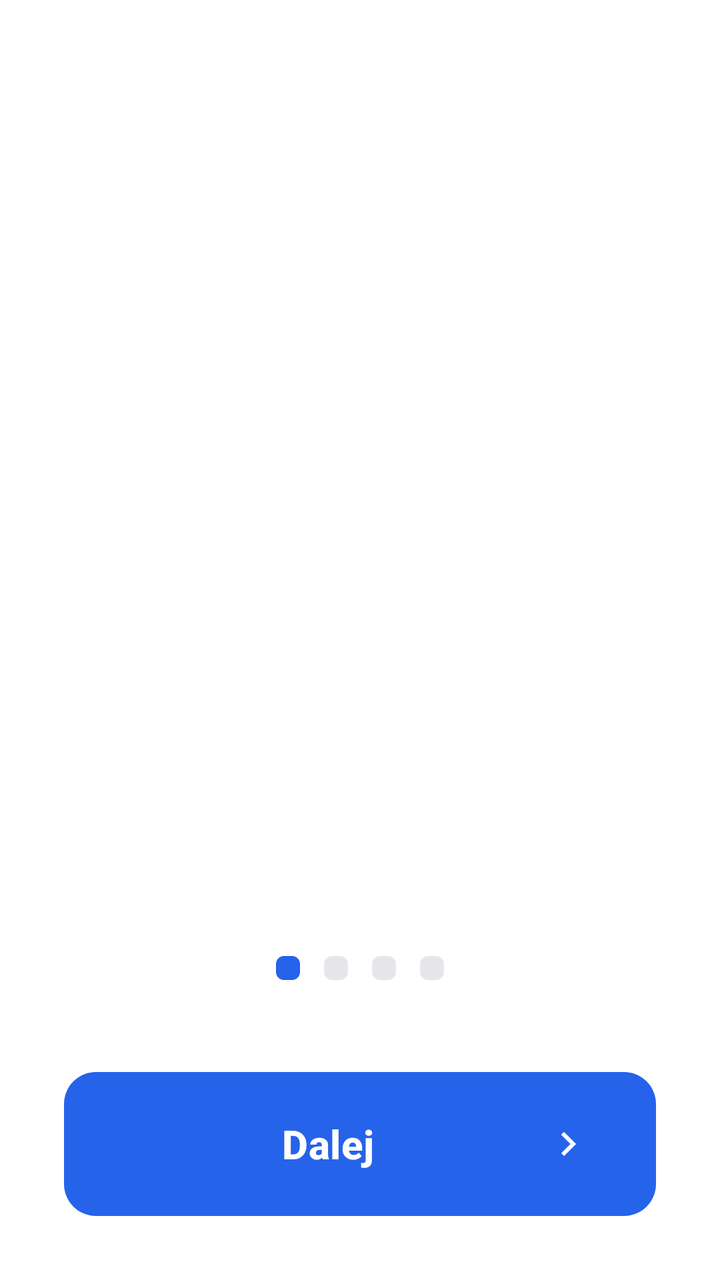
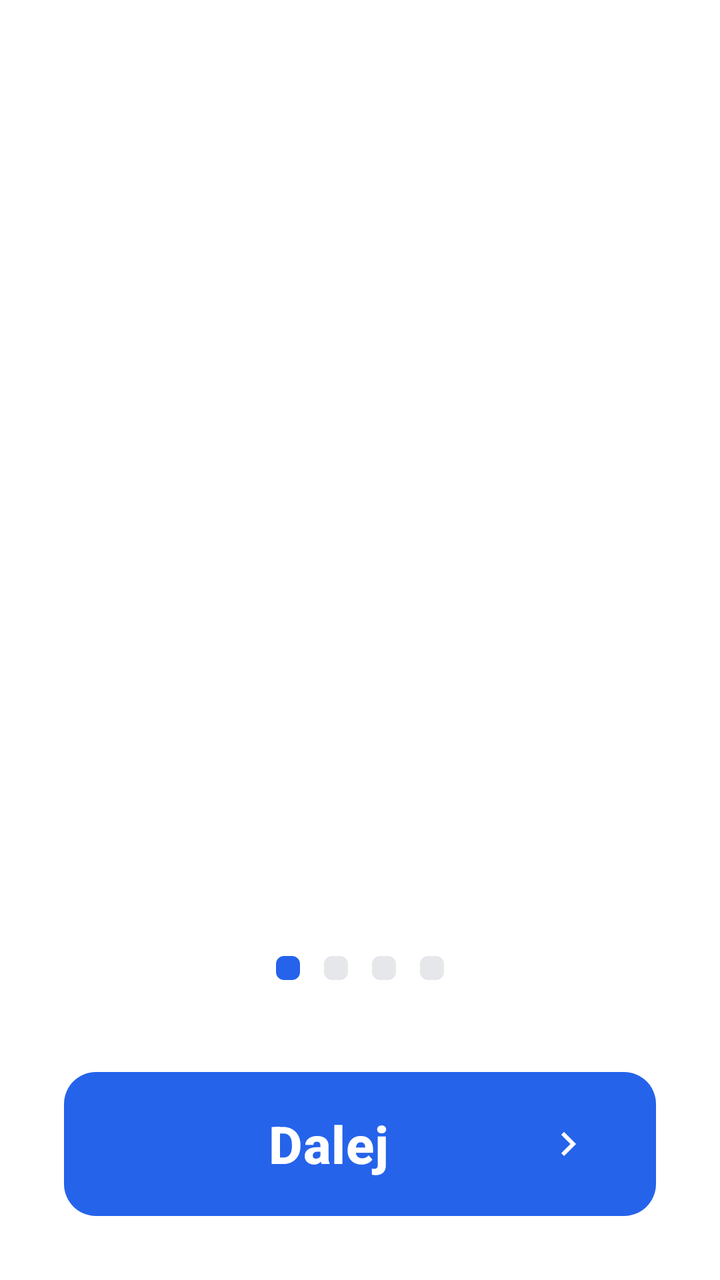

Before-and-after screenshots of an Android layout around one commit, followed by the original layout XML and the change that was made.
<!-- AndroidManifest.xml: application theme Theme.Fitnessapp -->
<!-- res/layout/activity_onboarding.xml -->
<?xml version="1.0" encoding="utf-8"?>
<androidx.constraintlayout.widget.ConstraintLayout xmlns:android="http://schemas.android.com/apk/res/android"
    xmlns:app="http://schemas.android.com/apk/res-auto"
    android:id="@+id/onboarding_root"
    android:layout_width="match_parent"
    android:layout_height="match_parent"
    android:background="@color/white">

    <androidx.viewpager2.widget.ViewPager2
        android:id="@+id/viewPager"
        android:layout_width="match_parent"
        android:layout_height="0dp"
        android:orientation="horizontal"
        app:layout_constraintBottom_toTopOf="@id/dots_container"
        app:layout_constraintTop_toTopOf="parent" />

    <LinearLayout
        android:id="@+id/dots_container"
        android:layout_width="wrap_content"
        android:layout_height="wrap_content"
        android:layout_marginBottom="40dp"
        android:gravity="center"
        android:orientation="horizontal"
        app:layout_constraintBottom_toTopOf="@id/btn_next"
        app:layout_constraintEnd_toEndOf="parent"
        app:layout_constraintStart_toStartOf="parent">

        <View
            android:id="@+id/dot1"
            android:layout_width="12dp"
            android:layout_height="12dp"
            android:layout_margin="6dp"
            android:background="@drawable/bg_indicator_active" />

        <View
            android:id="@+id/dot2"
            android:layout_width="12dp"
            android:layout_height="12dp"
            android:layout_margin="6dp"
            android:background="@drawable/bg_indicator_inactive" />

        <View
            android:id="@+id/dot3"
            android:layout_width="12dp"
            android:layout_height="12dp"
            android:layout_margin="6dp"
            android:background="@drawable/bg_indicator_inactive" />

        <View
            android:id="@+id/dot4"
            android:layout_width="12dp"
            android:layout_height="12dp"
            android:layout_margin="6dp"
            android:background="@drawable/bg_indicator_inactive" />

    </LinearLayout>

    <Button
        android:id="@+id/btn_next"
        android:layout_width="match_parent"
        android:layout_height="72dp"
        android:layout_marginStart="32dp"
        android:layout_marginEnd="32dp"
        android:layout_marginBottom="32dp"
        android:background="@drawable/bg_button_primary"
        android:drawableEnd="@drawable/ic_chevron_right"
        android:paddingStart="32dp"
        android:paddingEnd="32dp"
        android:text="@string/next"
        android:textAllCaps="false"
        android:textColor="@color/white"
        android:textSize="20sp"
        android:textStyle="bold"
        app:backgroundTint="@null"
        app:layout_constraintBottom_toBottomOf="parent" />

</androidx.constraintlayout.widget.ConstraintLayout>
<!-- resources referenced by this layout -->
<resources>
  <color name="white">#FFFFFFFF</color>
  <!-- drawable bg_button_primary (drawable) -->
  <shape xmlns:android="http://schemas.android.com/apk/res/android"
      android:shape="rectangle">
      <solid android:color="@color/blue_primary" />
      <corners android:radius="16dp" />
  </shape>
  <!-- drawable bg_indicator_active (drawable) -->
  <?xml version="1.0" encoding="utf-8"?>
  <shape xmlns:android="http://schemas.android.com/apk/res/android"
      android:shape="rectangle">
      <solid android:color="@color/blue_primary" />
      <corners android:radius="4dp" />
  </shape>
  <!-- drawable bg_indicator_inactive (drawable) -->
  <?xml version="1.0" encoding="utf-8"?>
  <shape xmlns:android="http://schemas.android.com/apk/res/android"
      android:shape="rectangle">
      <solid android:color="#E5E7EB" />
      <corners android:radius="4dp" />
  </shape>
  <!-- drawable ic_chevron_right (drawable) -->
  <?xml version="1.0" encoding="utf-8"?>
  <vector xmlns:android="http://schemas.android.com/apk/res/android"
      android:width="24dp"
      android:height="24dp"
      android:viewportWidth="24"
      android:viewportHeight="24">
      <path
          android:fillColor="@color/white"
          android:pathData="M8.59,16.59L13.17,12L8.59,7.41L10,6l6,6l-6,6L8.59,16.59z" />
  </vector>
  <string name="next">Dalej</string>
  <style name="Theme.Fitnessapp" parent="Base.Theme.Fitnessapp" />
  <color name="blue_primary">#2563EB</color>
  <style name="Base.Theme.Fitnessapp" parent="Theme.Material3.Light.NoActionBar">
          
          <item name="android:fontFamily">sans-serif-medium</item>
          <item name="android:textAllCaps">false</item>
          <item name="android:textColor">#0F172A</item>
          <item name="android:windowBackground">#F8FAFC</item>
      </style>
</resources>

<!-- the commit's change to res/layout/activity_onboarding.xml (unified diff, before → after) -->
@@ -69,7 +69,7 @@
         android:text="@string/next"
         android:textAllCaps="false"
         android:textColor="@color/white"
-        android:textSize="20sp"
+        android:textSize="26sp"
         android:textStyle="bold"
         app:backgroundTint="@null"
         app:layout_constraintBottom_toBottomOf="parent" />
